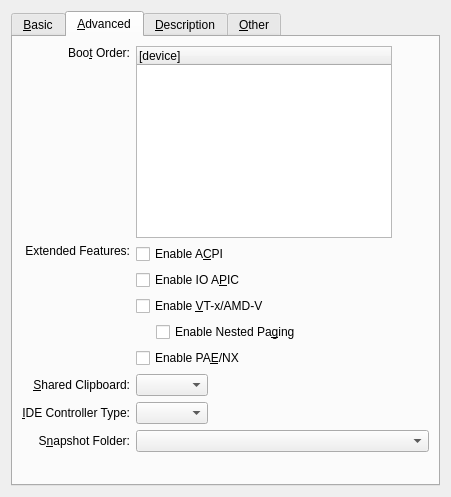
First picture: the form in vbox/src/VBox/Frontends/VirtualBox/ui/VBoxVMSettingsGeneral.ui, repository jljuxgm/vboxgit, before the edit.
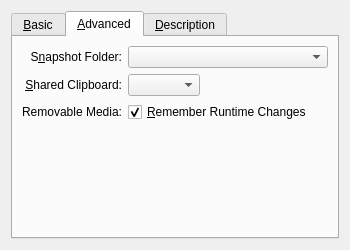
Second picture: the form after the edit. The open tabs and pages were chosen to show the change. Custom widgets are drawn as their Qt base class.

Commit message:
commit_19837 ------------------------------------------------------------------------ r19837 | vboxsync | 2009-05-20 02:54:45 +0800 (Wed, 20 May 2009) | 1 line
FE/Qt4: 3875: Guest SMP settings - Initial Commit.
------------------------------------------------------------------------

The edit to the form file:
```diff
--- a/vbox/src/VBox/Frontends/VirtualBox/ui/VBoxVMSettingsGeneral.ui
+++ b/vbox/src/VBox/Frontends/VirtualBox/ui/VBoxVMSettingsGeneral.ui
@@ -22,13 +22,13 @@
    <rect>
     <x>0</x>
     <y>0</y>
-    <width>451</width>
-    <height>497</height>
+    <width>350</width>
+    <height>250</height>
    </rect>
   </property>
-  <layout class="QHBoxLayout" >
+  <layout class="QHBoxLayout" name="mLtMain" >
    <item>
-    <widget class="QTabWidget" name="mTabGeneral" >
+    <widget class="QTabWidget" name="mTwGeneral" >
      <property name="currentIndex" >
       <number>0</number>
      </property>
@@ -36,20 +36,14 @@
       <attribute name="title" >
        <string>&amp;Basic</string>
       </attribute>
-      <layout class="QVBoxLayout" >
+      <layout class="QVBoxLayout" name="mLtBasic" >
+       <property name="spacing" >
+        <number>0</number>
+       </property>
        <item>
-        <widget class="VBoxOSTypeSelectorWidget" name="mOSTypeSelector" >
-         <layout class="QGridLayout" >
-          <property name="leftMargin" >
-           <number>0</number>
-          </property>
-          <property name="topMargin" >
-           <number>0</number>
-          </property>
-          <property name="rightMargin" >
-           <number>0</number>
-          </property>
-          <property name="bottomMargin" >
+        <widget class="VBoxOSTypeSelectorWidget" native="1" name="mOSTypeSelector" >
+         <layout class="QGridLayout" name="mLtOSTypeSelector" >
+          <property name="margin" >
            <number>0</number>
           </property>
           <item row="0" column="0" >
@@ -70,129 +64,22 @@
             <property name="whatsThis" >
              <string>Displays the name of the virtual machine.</string>
             </property>
-           </widget>
-          </item>
-          <item row="3" column="0" >
-           <widget class="QLabel" name="mLbRam" >
             <property name="text" >
-             <string>Base &amp;Memory:</string>
-            </property>
-            <property name="alignment" >
-             <set>Qt::AlignRight|Qt::AlignTrailing|Qt::AlignVCenter</set>
-            </property>
-            <property name="buddy" >
-             <cstring>mLeRam</cstring>
+             <string/>
             </property>
            </widget>
           </item>
-          <item rowspan="2" row="3" column="1" colspan="2" >
-           <layout class="QGridLayout" >
-            <item rowspan="2" row="0" column="0" >
-             <layout class="QVBoxLayout" >
-              <property name="spacing" >
-               <number>0</number>
-              </property>
-              <item>
-               <widget class="QSlider" name="mSlRam" >
-                <property name="whatsThis" >
-                 <string>Controls the amount of memory provided to the virtual machine. If you assign too much, the machine might not start.</string>
-                </property>
-                <property name="orientation" >
-                 <enum>Qt::Horizontal</enum>
-                </property>
-                <property name="tickPosition" >
-                 <enum>QSlider::TicksBelow</enum>
-                </property>
-               </widget>
-              </item>
-              <item>
-               <layout class="QHBoxLayout" >
-                <item>
-                 <widget class="QLabel" name="mLbRamMin" >
-                  <property name="sizePolicy" >
-                   <sizepolicy vsizetype="Fixed" hsizetype="Fixed" >
-                    <horstretch>0</horstretch>
-                    <verstretch>0</verstretch>
-                   </sizepolicy>
-                  </property>
-                 </widget>
-                </item>
-                <item>
-                 <spacer>
-                  <property name="orientation" >
-                   <enum>Qt::Horizontal</enum>
-                  </property>
-                  <property name="sizeHint" >
-                   <size>
-                    <width>0</width>
-                    <height>0</height>
-                   </size>
-                  </property>
-                 </spacer>
-                </item>
-                <item>
-                 <widget class="QLabel" name="mLbRamMax" >
-                  <property name="sizePolicy" >
-                   <sizepolicy vsizetype="Fixed" hsizetype="Fixed" >
-                    <horstretch>0</horstretch>
-                    <verstretch>0</verstretch>
-                   </sizepolicy>
-                  </property>
-                  <property name="alignment" >
-                   <set>Qt::AlignRight|Qt::AlignTrailing|Qt::AlignVCenter</set>
-                  </property>
-                 </widget>
-                </item>
-               </layout>
-              </item>
-             </layout>
-            </item>
-            <item row="0" column="1" >
-             <layout class="QHBoxLayout" >
-              <property name="spacing" >
-               <number>4</number>
-              </property>
-              <item>
-               <widget class="QILineEdit" name="mLeRam" >
-                <property name="sizePolicy" >
-                 <sizepolicy vsizetype="Fixed" hsizetype="Maximum" >
-                  <horstretch>0</horstretch>
-                  <verstretch>0</verstretch>
-                 </sizepolicy>
-                </property>
-                <property name="whatsThis" >
-                 <string>Controls the amount of memory provided to the virtual machine. If you assign too much, the machine might not start.</string>
-                </property>
-               </widget>
-              </item>
-              <item>
-               <widget class="QLabel" name="mLbRamUnit" >
-                <property name="sizePolicy" >
-                 <sizepolicy vsizetype="Fixed" hsizetype="Fixed" >
-                  <horstretch>0</horstretch>
-                  <verstretch>0</verstretch>
-                 </sizepolicy>
-                </property>
-                <property name="text" >
-                 <string>MB</string>
-                </property>
-               </widget>
-              </item>
-             </layout>
-            </item>
-           </layout>
-          </item>
          </layout>
         </widget>
        </item>
        <item>
-        <spacer>
+        <spacer name="mSpVer1" >
          <property name="orientation" >
           <enum>Qt::Vertical</enum>
          </property>
-         <property name="sizeHint" >
+         <property name="sizeHint" stdset="0" >
           <size>
-           <width>20</width>
+           <width>0</width>
            <height>0</height>
           </size>
          </property>
@@ -204,388 +91,119 @@
       <attribute name="title" >
        <string>&amp;Advanced</string>
       </attribute>
-      <layout class="QGridLayout" >
-       <item row="0" column="0" >
-        <widget class="QLabel" name="mGbBootOrder" >
-         <property name="text" >
-          <string>Boo&amp;t Order:</string>
-         </property>
-         <property name="alignment" >
-          <set>Qt::AlignRight|Qt::AlignTop|Qt::AlignTrailing</set>
-         </property>
-         <property name="buddy" >
-          <cstring>mTwBootOrder</cstring>
-         </property>
-        </widget>
-       </item>
-       <item row="0" column="1" >
-        <widget class="QWidget" native="1" name="widget" >
-         <property name="sizePolicy" >
-          <sizepolicy vsizetype="Fixed" hsizetype="Fixed" >
-           <horstretch>0</horstretch>
-           <verstretch>0</verstretch>
-          </sizepolicy>
-         </property>
-         <layout class="QHBoxLayout" >
-          <property name="leftMargin" >
+      <layout class="QVBoxLayout" name="mLtAdvanced" >
+       <property name="spacing" >
+        <number>0</number>
+       </property>
+       <item>
+        <widget class="QWidget" native="1" name="mWtAdvanced" >
+         <layout class="QGridLayout" name="mLtAdvancedItems" >
+          <property name="margin" >
            <number>0</number>
           </property>
-          <property name="topMargin" >
-           <number>0</number>
-          </property>
-          <property name="rightMargin" >
-           <number>0</number>
-          </property>
-          <property name="bottomMargin" >
-           <number>0</number>
-          </property>
-          <item>
-           <widget class="QWidget" native="1" name="mWBootContainer" >
-            <layout class="QHBoxLayout" >
-             <property name="leftMargin" >
-              <number>0</number>
-             </property>
-             <property name="topMargin" >
-              <number>0</number>
-             </property>
-             <property name="rightMargin" >
-              <number>0</number>
-             </property>
-             <property name="bottomMargin" >
-              <number>0</number>
-             </property>
-             <item>
-              <layout class="QVBoxLayout" >
-               <property name="spacing" >
-                <number>0</number>
-               </property>
-               <item>
-                <widget class="BootItemsTable" name="mTwBootOrder" >
-                 <property name="whatsThis" >
-                  <string>Defines the boot device order. Use checkboxes to the left to enable or disable individual boot devices. Move items up and down to change the device order.</string>
-                 </property>
-                 <property name="verticalScrollBarPolicy" >
-                  <enum>Qt::ScrollBarAlwaysOff</enum>
-                 </property>
-                 <property name="horizontalScrollBarPolicy" >
-                  <enum>Qt::ScrollBarAlwaysOff</enum>
-                 </property>
-                 <property name="alternatingRowColors" >
-                  <bool>true</bool>
-                 </property>
-                 <property name="rootIsDecorated" >
-                  <bool>false</bool>
-                 </property>
-                 <property name="uniformRowHeights" >
-                  <bool>true</bool>
-                 </property>
-                 <column>
-                  <property name="text" >
-                   <string>[device]</string>
-                  </property>
-                 </column>
-                </widget>
-               </item>
-              </layout>
-             </item>
-             <item>
-              <layout class="QVBoxLayout" >
-               <property name="spacing" >
-                <number>0</number>
-               </property>
-               <item>
-                <widget class="QToolButton" name="mTbBootItemUp" >
-                 <property name="enabled" >
-                  <bool>false</bool>
-                 </property>
-                 <property name="focusPolicy" >
-                  <enum>Qt::StrongFocus</enum>
-                 </property>
-                 <property name="toolTip" >
-                  <string>Move Up (Ctrl-Up)</string>
-                 </property>
-                 <property name="whatsThis" >
-                  <string>Moves the selected boot device up.</string>
-                 </property>
-                 <property name="text" >
-                  <string/>
-                 </property>
-                 <property name="autoRaise" >
-                  <bool>true</bool>
-                 </property>
-                </widget>
-               </item>
-               <item>
-                <widget class="QToolButton" name="mTbBootItemDown" >
-                 <property name="enabled" >
-                  <bool>false</bool>
-                 </property>
-                 <property name="focusPolicy" >
-                  <enum>Qt::StrongFocus</enum>
-                 </property>
-                 <property name="toolTip" >
-                  <string>Move Down (Ctrl-Down)</string>
-                 </property>
-                 <property name="whatsThis" >
-                  <string>Moves the selected boot device down.</string>
-                 </property>
-                 <property name="text" >
-                  <string/>
-                 </property>
-                 <property name="autoRaise" >
-                  <bool>true</bool>
-                 </property>
-                </widget>
-               </item>
-               <item>
-                <spacer>
-                 <property name="orientation" >
-                  <enum>Qt::Vertical</enum>
-                 </property>
-                 <property name="sizeType" >
-                  <enum>QSizePolicy::Expanding</enum>
-                 </property>
-                 <property name="sizeHint" >
-                  <size>
-                   <width>4</width>
-                   <height>0</height>
-                  </size>
-                 </property>
-                </spacer>
-               </item>
-              </layout>
-             </item>
-            </layout>
+          <item row="0" column="0" >
+           <widget class="QLabel" name="mLbSnapshot" >
+            <property name="text" >
+             <string>S&amp;napshot Folder:</string>
+            </property>
+            <property name="alignment" >
+             <set>Qt::AlignRight|Qt::AlignTrailing|Qt::AlignVCenter</set>
+            </property>
+            <property name="buddy" >
+             <cstring>mPsSnapshot</cstring>
+            </property>
+           </widget>
+          </item>
+          <item row="0" column="1" colspan="2" >
+           <widget class="VBoxFilePathSelectorWidget" name="mPsSnapshot" >
+            <property name="sizePolicy" >
+             <sizepolicy vsizetype="Fixed" hsizetype="MinimumExpanding" >
+              <horstretch>0</horstretch>
+              <verstretch>0</verstretch>
+             </sizepolicy>
+            </property>
+           </widget>
+          </item>
+          <item row="1" column="0" >
+           <widget class="QLabel" name="mLbClipboard" >
+            <property name="text" >
+             <string>&amp;Shared Clipboard:</string>
+            </property>
+            <property name="alignment" >
+             <set>Qt::AlignRight|Qt::AlignTrailing|Qt::AlignVCenter</set>
+            </property>
+            <property name="buddy" >
+             <cstring>mCbClipboard</cstring>
+            </property>
+           </widget>
+          </item>
+          <item row="1" column="1" >
+           <widget class="QComboBox" name="mCbClipboard" >
+            <property name="sizePolicy" >
+             <sizepolicy vsizetype="Fixed" hsizetype="Fixed" >
+              <horstretch>0</horstretch>
+              <verstretch>0</verstretch>
+             </sizepolicy>
+            </property>
+            <property name="whatsThis" >
+             <string>Defines the mode of sharing the clipboard between the guest and the host OS. Note that this feature requires Guest Additions to be installed in the guest OS.</string>
+            </property>
+           </widget>
+          </item>
+          <item row="1" column="2" >
+           <spacer name="mSpHor1" >
+            <property name="orientation" >
+             <enum>Qt::Horizontal</enum>
+            </property>
+            <property name="sizeHint" stdset="0" >
+             <size>
+              <width>0</width>
+              <height>0</height>
+             </size>
+            </property>
+           </spacer>
+          </item>
+          <item row="2" column="1" >
+           <widget class="QCheckBox" name="mCbSaveMounted" >
+            <property name="sizePolicy" >
+             <sizepolicy vsizetype="Fixed" hsizetype="MinimumExpanding" >
+              <horstretch>0</horstretch>
+              <verstretch>0</verstretch>
+             </sizepolicy>
+            </property>
+            <property name="whatsThis" >
+             <string>If checked, any change to mounted CD/DVD or Floppy media performed during machine execution will be saved in the settings file in order to preserve the configuration of mounted media between runs.</string>
+            </property>
+            <property name="text" >
+             <string>&amp;Remember Runtime Changes</string>
+            </property>
+            <property name="checked" >
+             <bool>true</bool>
+            </property>
+           </widget>
+          </item>
+          <item row="2" column="0" >
+           <widget class="QLabel" name="mLbAdvanced" >
+            <property name="text" >
+             <string>Removable Media:</string>
+            </property>
+            <property name="alignment" >
+             <set>Qt::AlignRight|Qt::AlignTrailing|Qt::AlignVCenter</set>
+            </property>
            </widget>
           </item>
          </layout>
         </widget>
        </item>
-       <item row="1" column="0" >
-        <widget class="QLabel" name="mGbAdvanced" >
-         <property name="text" >
-          <string>Extended Features:</string>
-         </property>
-         <property name="alignment" >
-          <set>Qt::AlignRight|Qt::AlignTop|Qt::AlignTrailing</set>
-         </property>
-         <property name="buddy" >
-          <cstring>mCbAcpi</cstring>
-         </property>
-        </widget>
-       </item>
-       <item row="1" column="1" >
-        <layout class="QVBoxLayout" >
-         <item>
-          <widget class="QCheckBox" name="mCbAcpi" >
-           <property name="sizePolicy" >
-            <sizepolicy vsizetype="Fixed" hsizetype="MinimumExpanding" >
-             <horstretch>0</horstretch>
-             <verstretch>0</verstretch>
-            </sizepolicy>
-           </property>
-           <property name="whatsThis" >
-            <string>When checked, the virtual machine will support the Advanced Configuration and Power Management Interface (ACPI). &lt;b>Note:&lt;/b> don't disable this feature after having installed a Windows guest operating system!</string>
-           </property>
-           <property name="text" >
-            <string>Enable A&amp;CPI</string>
-           </property>
-          </widget>
-         </item>
-         <item>
-          <widget class="QCheckBox" name="mCbApic" >
-           <property name="sizePolicy" >
-            <sizepolicy vsizetype="Fixed" hsizetype="MinimumExpanding" >
-             <horstretch>0</horstretch>
-             <verstretch>0</verstretch>
-            </sizepolicy>
-           </property>
-           <property name="whatsThis" >
-            <string>When checked, the virtual machine will support the Input Output APIC (IO APIC), which may slightly decrease the VM performance. &lt;b>Note:&lt;/b> don't disable this feature after having installed a Windows guest operating system!</string>
-           </property>
-           <property name="text" >
-            <string>Enable IO A&amp;PIC</string>
-           </property>
-          </widget>
-         </item>
-         <item>
-          <widget class="QCheckBox" name="mCbVirt" >
-           <property name="sizePolicy" >
-            <sizepolicy vsizetype="Fixed" hsizetype="MinimumExpanding" >
-             <horstretch>0</horstretch>
-             <verstretch>0</verstretch>
-            </sizepolicy>
-           </property>
-           <property name="whatsThis" >
-            <string>When checked, the virtual machine will try to make use of the host CPU's hardware virtualization extensions such as Intel VT-x and AMD-V.</string>
-           </property>
-           <property name="text" >
-            <string>Enable &amp;VT-x/AMD-V</string>
-           </property>
-          </widget>
-         </item>
-         <item>
-          <layout class="QHBoxLayout" >
-           <item>
-            <spacer>
-             <property name="orientation" >
-              <enum>Qt::Horizontal</enum>
-             </property>
-             <property name="sizeType" >
-              <enum>QSizePolicy::Fixed</enum>
-             </property>
-             <property name="sizeHint" >
-              <size>
-               <width>20</width>
-               <height>0</height>
-              </size>
-             </property>
-            </spacer>
-           </item>
-           <item>
-            <widget class="QCheckBox" name="mCbNestedPaging" >
-             <property name="sizePolicy" >
-              <sizepolicy vsizetype="Fixed" hsizetype="MinimumExpanding" >
-               <horstretch>0</horstretch>
-               <verstretch>0</verstretch>
-              </sizepolicy>
-             </property>
-             <property name="whatsThis" >
-              <string>When checked, the virtual machine will try to make use of the nested paging extension of Intel VT-x and AMD-V.</string>
-             </property>
-             <property name="text" >
-              <string>Enable Nested Pa&amp;ging</string>
-             </property>
-            </widget>
-           </item>
-          </layout>
-         </item>
-         <item>
-          <widget class="QCheckBox" name="mCbPae" >
-           <property name="sizePolicy" >
-            <sizepolicy vsizetype="Fixed" hsizetype="MinimumExpanding" >
-             <horstretch>0</horstretch>
-             <verstretch>0</verstretch>
-            </sizepolicy>
-           </property>
-           <property name="whatsThis" >
-            <string>When checked, the Physical Address Extension (PAE) feature of the host CPU will be exposed to the virtual machine.</string>
-           </property>
-           <property name="text" >
-            <string>Enable PA&amp;E/NX</string>
-           </property>
-          </widget>
-         </item>
-        </layout>
-       </item>
-       <item row="2" column="0" >
-        <widget class="QLabel" name="mGbClipboard" >
-         <property name="text" >
-          <string>&amp;Shared Clipboard:</string>
-         </property>
-         <property name="alignment" >
-          <set>Qt::AlignRight|Qt::AlignTrailing|Qt::AlignVCenter</set>
-         </property>
-         <property name="buddy" >
-          <cstring>mCbClipboard</cstring>
-         </property>
-        </widget>
-       </item>
-       <item rowspan="2" row="2" column="1" >
-        <layout class="QHBoxLayout" >
-         <item>
-          <layout class="QVBoxLayout" >
-           <item>
-            <widget class="QComboBox" name="mCbClipboard" >
-             <property name="sizePolicy" >
-              <sizepolicy vsizetype="Fixed" hsizetype="Fixed" >
-               <horstretch>0</horstretch>
-               <verstretch>0</verstretch>
-              </sizepolicy>
-             </property>
-             <property name="whatsThis" >
-              <string>Defines the mode of sharing the clipboard between the guest and the host OS. Note that this feature requires Guest Additions to be installed in the guest OS.</string>
-             </property>
-            </widget>
-           </item>
-           <item>
-            <widget class="QComboBox" name="mCbIDEController" >
-             <property name="sizePolicy" >
-              <sizepolicy vsizetype="Fixed" hsizetype="Minimum" >
-               <horstretch>0</horstretch>
-               <verstretch>0</verstretch>
-              </sizepolicy>
-             </property>
-             <property name="whatsThis" >
-              <string>Defines the type of the virtual IDE controller. Depending on this value, VirtualBox will provide different virtual IDE hardware devices to the guest OS.</string>
-             </property>
-            </widget>
-           </item>
-          </layout>
-         </item>
-         <item>
-          <spacer>
-           <property name="orientation" >
-            <enum>Qt::Horizontal</enum>
-           </property>
-           <property name="sizeType" >
-            <enum>QSizePolicy::Expanding</enum>
-           </property>
-           <property name="sizeHint" >
-            <size>
-             <width>40</width>
-             <height>20</height>
-            </size>
-           </property>
-          </spacer>
-         </item>
-        </layout>
-       </item>
-       <item row="3" column="0" >
-        <widget class="QLabel" name="mGbIDEController" >
-         <property name="text" >
-          <string>&amp;IDE Controller Type:</string>
-         </property>
-         <property name="alignment" >
-          <set>Qt::AlignRight|Qt::AlignTrailing|Qt::AlignVCenter</set>
-         </property>
-         <property name="buddy" >
-          <cstring>mCbIDEController</cstring>
-         </property>
-        </widget>
-       </item>
-       <item row="4" column="0" >
-        <widget class="QLabel" name="mGbSnapshot" >
-         <property name="text" >
-          <string>S&amp;napshot Folder:</string>
-         </property>
-         <property name="alignment" >
-          <set>Qt::AlignRight|Qt::AlignTrailing|Qt::AlignVCenter</set>
-         </property>
-         <property name="buddy" >
-          <cstring>mPsSnapshot</cstring>
-         </property>
-        </widget>
-       </item>
-       <item row="4" column="1" >
-        <widget class="VBoxFilePathSelectorWidget" name="mPsSnapshot" >
-         <property name="sizePolicy" >
-          <sizepolicy vsizetype="Fixed" hsizetype="MinimumExpanding" >
-           <horstretch>0</horstretch>
-           <verstretch>0</verstretch>
-          </sizepolicy>
-         </property>
-        </widget>
-       </item>
-       <item row="5" column="1" >
-        <spacer>
+       <item>
+        <spacer name="mSpVer2" >
          <property name="orientation" >
           <enum>Qt::Vertical</enum>
          </property>
-         <property name="sizeHint" >
+         <property name="sizeHint" stdset="0" >
           <size>
-           <width>20</width>
-           <height>40</height>
+           <width>0</width>
+           <height>0</height>
           </size>
          </property>
         </spacer>
@@ -596,7 +214,10 @@
       <attribute name="title" >
        <string>&amp;Description</string>
       </attribute>
-      <layout class="QVBoxLayout" >
+      <layout class="QVBoxLayout" name="mLtDescription" >
+       <property name="spacing" >
+        <number>0</number>
+       </property>
        <item>
         <widget class="QTextEdit" name="mTeDescription" >
          <property name="whatsThis" >
@@ -609,81 +230,6 @@
        </item>
       </layout>
      </widget>
-     <widget class="QWidget" name="mTabOther" >
-      <attribute name="title" >
-       <string>&amp;Other</string>
-      </attribute>
-      <layout class="QGridLayout" >
-       <item row="0" column="0" >
-        <spacer>
-         <property name="orientation" >
-          <enum>Qt::Horizontal</enum>
-         </property>
-         <property name="sizeType" >
-          <enum>QSizePolicy::Fixed</enum>
-         </property>
-         <property name="sizeHint" >
-          <size>
-           <width>60</width>
-           <height>20</height>
-          </size>
-         </property>
-        </spacer>
-       </item>
-       <item row="0" column="1" >
-        <widget class="QLabel" name="mGbRuntime" >
-         <property name="text" >
-          <string>Runtime:</string>
-         </property>
-         <property name="alignment" >
-          <set>Qt::AlignRight|Qt::AlignTrailing|Qt::AlignVCenter</set>
-         </property>
-         <property name="buddy" >
-          <cstring>mCbSaveMounted</cstring>
-         </property>
-        </widget>
-       </item>
-       <item row="0" column="2" >
-        <widget class="QCheckBox" name="mCbSaveMounted" >
-         <property name="whatsThis" >
-          <string>If checked, any change to mounted CD/DVD or Floppy media performed during machine execution will be saved in the settings file in order to preserve the configuration of mounted media between runs.</string>
-         </property>
-         <property name="text" >
-          <string>&amp;Remember Mounted Media</string>
-         </property>
-         <property name="checked" >
-          <bool>true</bool>
-         </property>
-        </widget>
-       </item>
-       <item row="0" column="3" >
-        <spacer>
-         <property name="orientation" >
-          <enum>Qt::Horizontal</enum>
-         </property>
-         <property name="sizeHint" >
-          <size>
-           <width>40</width>
-           <height>20</height>
-          </size>
-         </property>
-        </spacer>
-       </item>
-       <item row="1" column="2" >
-        <spacer>
-         <property name="orientation" >
-          <enum>Qt::Vertical</enum>
-         </property>
-         <property name="sizeHint" >
-          <size>
-           <width>20</width>
-           <height>40</height>
-          </size>
-         </property>
-        </spacer>
-       </item>
-      </layout>
-     </widget>
     </widget>
    </item>
   </layout>
@@ -700,21 +246,6 @@
    <header>VBoxFilePathSelectorWidget.h</header>
    <container>1</container>
   </customwidget>
-  <customwidget>
-   <class>BootItemsTable</class>
-   <extends>QTreeWidget</extends>
-   <header>VBoxSettingsUtils.h</header>
-  </customwidget>
-  <customwidget>
-   <class>QILabelSeparator</class>
-   <extends>QLabel</extends>
-   <header>QILabelSeparator.h</header>
-  </customwidget>
-  <customwidget>
-   <class>QILineEdit</class>
-   <extends>QLineEdit</extends>
-   <header>QILineEdit.h</header>
-  </customwidget>
  </customwidgets>
  <resources/>
  <connections/>
```
The commit also changes 18 other files.
